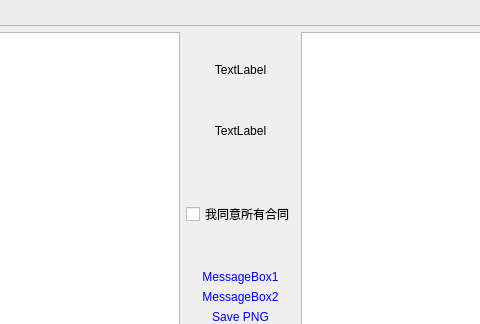
wlffeng2008/SimpleTest, file MainWindow.ui: the form before one commit; both pictures show x 632 to 1112 and y 325 to 649 of the 1201 by 730 pixel window.
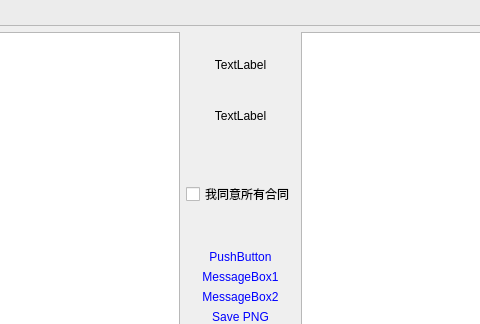
The form after the commit. Custom widgets are drawn as their Qt base class.

```diff
--- a/MainWindow.ui
+++ b/MainWindow.ui
@@ -159,6 +159,13 @@
           </property>
          </widget>
         </item>
+        <item>
+         <widget class="KeyboardButton" name="pushButton_3">
+          <property name="text">
+           <string>PushButton</string>
+          </property>
+         </widget>
+        </item>
         <item>
          <widget class="QPushButton" name="pushButtonMsg1">
           <property name="text">
@@ -234,6 +241,11 @@
    <extends>QGraphicsView</extends>
    <header>custumgraphicsview.h</header>
   </customwidget>
+  <customwidget>
+   <class>KeyboardButton</class>
+   <extends>QPushButton</extends>
+   <header>keyboardbutton.h</header>
+  </customwidget>
  </customwidgets>
  <resources/>
  <connections/>
```
